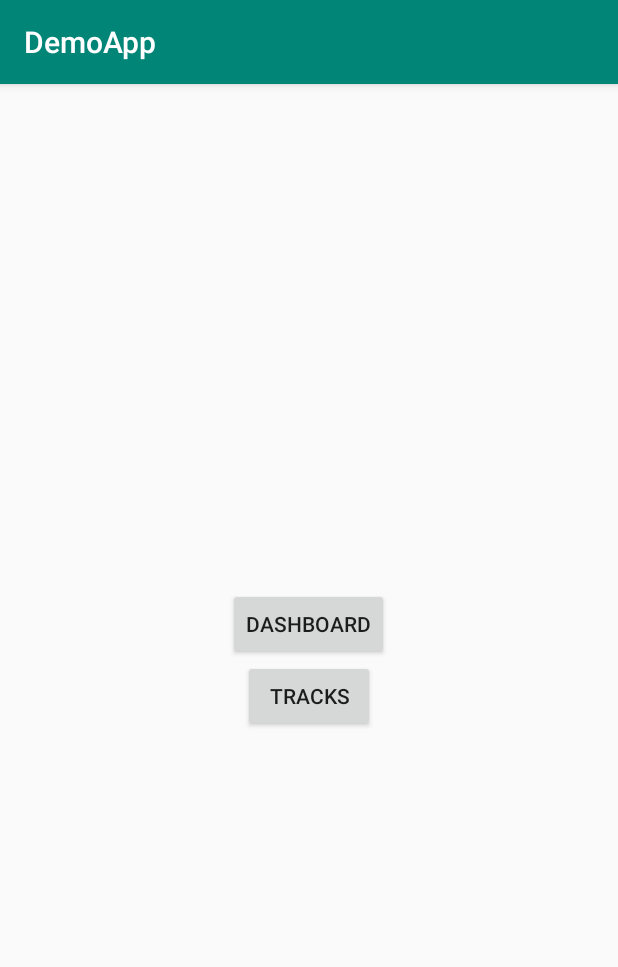
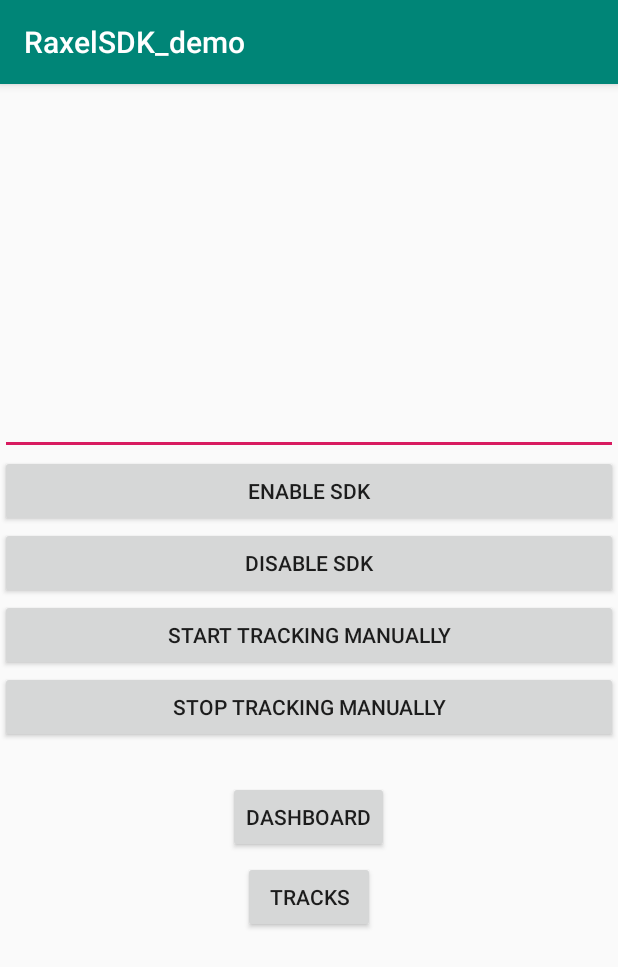
Before and after one commit to Mobile-Telematics/telematicsSDK-demoapp-Android-kotlin, an Android app: the screen it shows after launch (MainActivity), on a phone screen of 412 x 824 dp. Shown: the top 967 px of the screen. Run offline under Robolectric (Android 15) with nearby library versions, the phone set to English and light mode, and no system bars; libraries missing offline, so code that uses them is left out: com.raxeltelematics.v2; 7 statements that could not run were skipped.

Commit message:
Update SDK version to 2.0.23. Add permissions check. Update README. Add enable/disable buttons and start/stop buttons on MainActivity.

```diff
--- a/app/build.gradle
+++ b/app/build.gradle
@@ -43,7 +43,7 @@ dependencies {
     implementation 'com.android.support.constraint:constraint-layout:1.1.3'
 
     // android sdk
-    implementation "com.raxel.tracking:sdk-alpha:2.0.19"
+    implementation "com.raxel.tracking:sdk:2.0.23"
 
     implementation 'io.reactivex.rxjava2:rxandroid:2.1.1'
     implementation 'io.reactivex.rxjava2:rxjava:2.2.9'
--- a/app/src/main/java/com/raxeltemematics/demoapp/DashboardStatisticsActivity.kt
+++ b/app/src/main/java/com/raxeltelematics/demoapp/DashboardStatisticsActivity.kt
@@ -1,4 +1,4 @@
-package com.raxeltemematics.demoapp
+package com.raxeltelematics.demoapp
 
 import android.content.Intent
 import android.os.Bundle
--- /dev/null
+++ b/app/src/main/java/com/raxeltelematics/demoapp/MainActivity.kt
@@ -0,0 +1,139 @@
+package com.raxeltelematics.demoapp
+
+import android.Manifest
+import android.annotation.SuppressLint
+import android.app.Activity
+import android.content.Context
+import android.content.Intent
+import android.content.pm.PackageManager
+import android.os.Bundle
+import android.support.v4.app.ActivityCompat
+import android.support.v4.content.ContextCompat
+import android.support.v7.app.AppCompatActivity
+import android.widget.Toast
+import com.raxeltelematics.v2.sdk.TrackingApi
+import kotlinx.android.synthetic.main.activity_main.*
+
+class MainActivity : AppCompatActivity() {
+
+    @SuppressLint("MissingPermission")
+    override fun onCreate(savedInstanceState: Bundle?) {
+        super.onCreate(savedInstanceState)
+        setContentView(R.layout.activity_main)
+
+        deviceId.setText(YOUR_TOKEN)
+
+        if (isNeedPermissions(this)) {
+            requestPermissions(this)
+        }
+
+        val trackingApi = TrackingApi.getInstance()
+
+        dashboardButton.setOnClickListener {
+            if (trackingApi.isSdkEnabled()) startActivity(Intent(this, DashboardStatisticsActivity::class.java))
+            else {
+                if (deviceId.text.toString().isEmpty()) {
+                    Toast.makeText(this, "Device ID is empty", Toast.LENGTH_LONG).show()
+                    return@setOnClickListener
+                }
+                trackingApi.setDeviceID(deviceId.text.toString())
+                startActivity(Intent(this, DashboardStatisticsActivity::class.java))
+            }
+        }
+        tracksButton.setOnClickListener {
+            if (trackingApi.isSdkEnabled()) startActivity(Intent(this, TripsListActivity::class.java))
+            else {
+                if (deviceId.text.toString().isEmpty()) {
+                    Toast.makeText(this, "Device ID is empty", Toast.LENGTH_LONG).show()
+                    return@setOnClickListener
+                }
+                trackingApi.setDeviceID(deviceId.text.toString())
+                startActivity(Intent(this, TripsListActivity::class.java))
+            }
+        }
+
+        enable_manual_sdk.setOnClickListener {
+            if (deviceId.text.toString().isEmpty()) {
+                Toast.makeText(this, "Device ID is empty", Toast.LENGTH_LONG).show()
+                return@setOnClickListener
+            }
+            trackingApi.setDeviceID(deviceId.text.toString())
+            trackingApi.setEnableSdk(true)
+        }
+
+        disable_manual_sdk.setOnClickListener {
+            trackingApi.setEnableSdk(false)
+//            trackingApi.clearDeviceID()
+        }
+
+        start.setOnClickListener {
+            trackingApi.startTracking()
+        }
+
+        stop.setOnClickListener {
+            trackingApi.stopTracking()
+        }
+    }
+
+    @SuppressLint("MissingPermission")
+    override fun onRequestPermissionsResult(requestCode: Int, permissions: Array<String>, grantResults: IntArray) {
+        if (isNeedPermissions(this)) {
+            Toast.makeText(this, "Need permissions!", Toast.LENGTH_SHORT).show()
+            requestPermissions(this)
+        } else {
+            if (deviceId.text.toString().isEmpty()) {
+                Toast.makeText(this, "Device ID is empty", Toast.LENGTH_LONG).show()
+                return
+            }
+            TrackingApi.getInstance().setDeviceID(deviceId.text.toString())
+            TrackingApi.getInstance().setEnableSdk(true)
+        }
+    }
+
+    fun isNeedPermissions(context: Context): Boolean {
+        val fineLocation = ContextCompat.checkSelfPermission(context, android.Manifest.permission.ACCESS_FINE_LOCATION) != PackageManager.PERMISSION_GRANTED
+        val coarseLocation = ContextCompat.checkSelfPermission(context, android.Manifest.permission.ACCESS_COARSE_LOCATION) != PackageManager.PERMISSION_GRANTED
+        val backgroundLocation = false
+        //        if (android.os.Build.VERSION.SDK_INT >= 29) {
+        //            backgroundLocation = ContextCompat.checkSelfPermission(context, Manifest.permission.ACCESS_BACKGROUND_LOCATION) != PackageManager.PERMISSION_GRANTED;
+        //        }
+        val activityRecognition = false
+        //        if (android.os.Build.VERSION.SDK_INT >= 29) {
+        //            activityRecognition = ContextCompat.checkSelfPermission(context, Manifest.permission.ACTIVITY_RECOGNITION) != PackageManager.PERMISSION_GRANTED;
+        //        }
+        val rs = ContextCompat.checkSelfPermission(context, android.Manifest.permission.READ_EXTERNAL_STORAGE) != PackageManager.PERMISSION_GRANTED
+        val ws = ContextCompat.checkSelfPermission(context, android.Manifest.permission.WRITE_EXTERNAL_STORAGE) != PackageManager.PERMISSION_GRANTED
+        return fineLocation || coarseLocation || backgroundLocation || rs || ws || activityRecognition
+    }
+
+    fun requestPermissions(activity: Activity) {
+        /*        if (Build.VERSION.SDK_INT >= 29) {
+            ActivityCompat.requestPermissions(
+                    activity,
+                    new String[]{
+                            Manifest.permission.ACCESS_FINE_LOCATION,
+                            Manifest.permission.ACCESS_COARSE_LOCATION,
+                            Manifest.permission.ACCESS_BACKGROUND_LOCATION,
+                            Manifest.permission.ACTIVITY_RECOGNITION,
+                            Manifest.permission.WRITE_EXTERNAL_STORAGE,
+                            Manifest.permission.READ_EXTERNAL_STORAGE,
+                    },
+                    REQUEST_EXTERNAL_STORAGE
+            );
+        } else*/ ActivityCompat.requestPermissions(
+                activity,
+                arrayOf(
+                        Manifest.permission.ACCESS_FINE_LOCATION,
+                        Manifest.permission.ACCESS_COARSE_LOCATION,
+                        Manifest.permission.WRITE_EXTERNAL_STORAGE,
+                        Manifest.permission.READ_EXTERNAL_STORAGE
+                ),
+                Companion.REQUEST_EXTERNAL_STORAGE
+        )
+    }
+
+    companion object {
+        private const val YOUR_TOKEN = ""  // set your token
+        private const val REQUEST_EXTERNAL_STORAGE = 1
+    }
+}
--- a/app/src/main/java/com/raxeltemematics/demoapp/StatisticActivity.kt
+++ b/app/src/main/java/com/raxeltelematics/demoapp/StatisticActivity.kt
@@ -1,4 +1,4 @@
-package com.raxeltemematics.demoapp
+package com.raxeltelematics.demoapp
 
 import android.content.Context
 import android.graphics.Color
--- a/app/src/main/java/com/raxeltemematics/demoapp/StatisticDetailInfoMapper.java
+++ b/app/src/main/java/com/raxeltelematics/demoapp/StatisticDetailInfoMapper.java
@@ -1,4 +1,4 @@
-package com.raxeltemematics.demoapp;
+package com.raxeltelematics.demoapp;
 
 
 import com.github.mikephil.charting.data.Entry;
--- a/app/src/main/java/com/raxeltemematics/demoapp/StatisticInfoModel.java
+++ b/app/src/main/java/com/raxeltelematics/demoapp/StatisticInfoModel.java
@@ -1,4 +1,4 @@
-package com.raxeltemematics.demoapp;
+package com.raxeltelematics.demoapp;
 
 
 import com.github.mikephil.charting.data.Entry;
--- a/app/src/main/java/com/raxeltemematics/demoapp/StatisticInfoTextFormatterImpl.java
+++ b/app/src/main/java/com/raxeltelematics/demoapp/StatisticInfoTextFormatterImpl.java
@@ -1,4 +1,4 @@
-package com.raxeltemematics.demoapp;
+package com.raxeltelematics.demoapp;
 
 import android.content.Context;
 
--- a/app/src/main/java/com/raxeltemematics/demoapp/TrackAdapter.kt
+++ b/app/src/main/java/com/raxeltelematics/demoapp/TrackAdapter.kt
@@ -1,4 +1,4 @@
-package com.raxeltemematics.demoapp
+package com.raxeltelematics.demoapp
 
 import android.support.v7.widget.RecyclerView
 import android.view.LayoutInflater
--- a/app/src/main/java/com/raxeltemematics/demoapp/TrackDetailsActivity.kt
+++ b/app/src/main/java/com/raxeltelematics/demoapp/TrackDetailsActivity.kt
@@ -1,4 +1,4 @@
-package com.raxeltemematics.demoapp
+package com.raxeltelematics.demoapp
 
 import android.app.AlertDialog
 import android.os.Bundle
@@ -128,7 +128,7 @@ class TrackDetailsActivity : AppCompatActivity() {
             if (!details.hasOriginChanged) {
                 originButton.setOnClickListener {
                     originButton.isEnabled = false
-                    loadDist(originButton)
+                    loadDict(originButton)
                 }
             }
             totalRating.text = "${details.rating.toInt()}/5"
@@ -146,7 +146,7 @@ class TrackDetailsActivity : AppCompatActivity() {
         }
     }
 
-    private fun loadDist(originButton: Button) {
+    private fun loadDict(originButton: Button) {
         val disposable = Single.fromCallable {
             TrackingApi.getInstance().getTrackOriginDict(Locale.EN)
         }.doOnError {
--- a/app/src/main/java/com/raxeltemematics/demoapp/TrackViewModel.kt
+++ b/app/src/main/java/com/raxeltelematics/demoapp/TrackViewModel.kt
@@ -1,4 +1,4 @@
-package com.raxeltemematics.demoapp
+package com.raxeltelematics.demoapp
 
 class TrackViewModel(
     var addressStart: String?,
--- a/app/src/main/java/com/raxeltemematics/demoapp/TripPointModel.kt
+++ b/app/src/main/java/com/raxeltelematics/demoapp/TripPointModel.kt
@@ -1,4 +1,4 @@
-package com.raxeltemematics.demoapp
+package com.raxeltelematics.demoapp
 
 data class TripPointModel (
     val latitude: Double = 0.toDouble(),
--- a/app/src/main/java/com/raxeltemematics/demoapp/TripsListActivity.kt
+++ b/app/src/main/java/com/raxeltelematics/demoapp/TripsListActivity.kt
@@ -1,4 +1,4 @@
-package com.raxeltemematics.demoapp
+package com.raxeltelematics.demoapp
 
 import android.content.Intent
 import android.os.Bundle
--- a/app/src/main/java/com/raxeltemematics/demoapp/MainActivity.kt
+++ /dev/null
@@ -1,20 +0,0 @@
-package com.raxeltemematics.demoapp
-
-import android.content.Intent
-import android.os.Bundle
-import android.support.v7.app.AppCompatActivity
-import kotlinx.android.synthetic.main.activity_main.*
-
-class MainActivity : AppCompatActivity() {
-
-    override fun onCreate(savedInstanceState: Bundle?) {
-        super.onCreate(savedInstanceState)
-        setContentView(R.layout.activity_main)
-        dashboardButton.setOnClickListener {
-            startActivity(Intent(this, DashboardStatisticsActivity::class.java))
-        }
-        tracksButton.setOnClickListener {
-            startActivity(Intent(this, TripsListActivity::class.java))
-        }
-    }
-}
--- a/app/src/main/res/layout/activity_dashboard.xml
+++ b/app/src/main/res/layout/activity_dashboard.xml
@@ -127,6 +127,7 @@
             android:id="@+id/maneuversStatView"
             android:layout_width="wrap_content"
             android:layout_height="wrap_content"
+            android:layout_margin="5dp"
             android:text="Maneuvers statistic" />
 
         <Button
@@ -139,6 +140,7 @@
             android:id="@+id/mileageStatView"
             android:layout_width="wrap_content"
             android:layout_height="wrap_content"
+            android:layout_margin="5dp"
             android:text="Mileage statistic" />
 
         <Button
--- a/app/src/main/res/layout/activity_main.xml
+++ b/app/src/main/res/layout/activity_main.xml
@@ -8,10 +8,42 @@
     android:orientation="vertical"
     tools:context=".MainActivity">
 
+    <EditText
+        android:visibility="visible"
+        android:id="@+id/deviceId"
+        android:layout_width="match_parent"
+        android:layout_height="wrap_content" />
+
+    <Button
+        android:id="@+id/enable_manual_sdk"
+        android:layout_width="match_parent"
+        android:layout_height="wrap_content"
+        android:text="Enable sdk" />
+
+    <Button
+        android:id="@+id/disable_manual_sdk"
+        android:layout_width="match_parent"
+        android:layout_height="wrap_content"
+        android:text="Disable sdk" />
+
+    <Button
+        android:id="@+id/start"
+        android:layout_width="match_parent"
+        android:layout_height="wrap_content"
+        android:text="Start tracking manually" />
+
+    <Button
+        android:id="@+id/stop"
+        android:layout_width="match_parent"
+        android:layout_height="wrap_content"
+        android:layout_marginBottom="20dp"
+        android:text="Stop tracking manually" />
+
     <Button
         android:id="@+id/dashboardButton"
         android:layout_width="wrap_content"
         android:layout_height="wrap_content"
+        android:layout_margin="5dp"
         android:text="Dashboard"
         app:layout_constraintBottom_toBottomOf="parent"
         app:layout_constraintLeft_toLeftOf="parent"
--- a/app/src/main/res/layout/activity_track_details_v2.xml
+++ b/app/src/main/res/layout/activity_track_details_v2.xml
@@ -36,6 +36,7 @@
                 android:id="@+id/originButton"
                 android:layout_width="wrap_content"
                 android:layout_height="wrap_content"
+                android:layout_margin="5dp"
                 android:layout_gravity="center_horizontal" />
 
             <LinearLayout
--- a/app/src/main/res/values/strings.xml
+++ b/app/src/main/res/values/strings.xml
@@ -1,5 +1,5 @@
 <resources>
-    <string name="app_name">DemoApp</string>
+    <string name="app_name">RaxelSDK_demo</string>
 
     <!-- Origin type -->
     <string name="not_driver"><u>I was a Passenger</u></string>
```
Also changed, not shown: app/src/main/AndroidManifest.xml (+7 -7 lines), app/src/main/java/com/raxeltelematics/App.kt (renamed from app/src/main/java/com/raxeltemematics/App.kt, +3 -4 lines), 1 other file.
